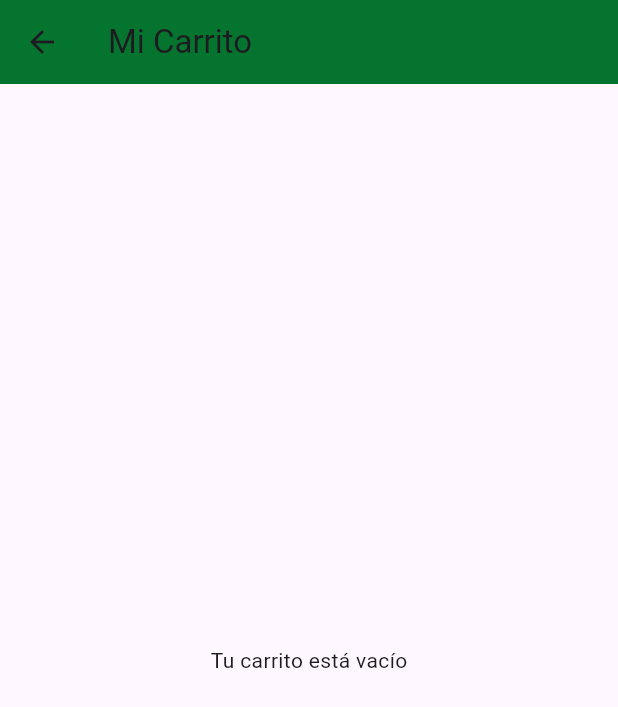
After one commit to Dora-tech/tienda-online-tiens, a Flutter app: the PantallaCarrito screen opened directly, on a phone screen of 412 x 824 dp. The commit adds this screen. Shown: the top 707 px of the screen. Run offline on Flutter 3.47's test engine with Material 3 defaults, Android fonts, the phone set to English and light mode, and no system bars.

```diff
--- /dev/null
+++ b/lib/PantallaCarrito.dart
@@ -0,0 +1,37 @@
+import 'package:flutter/material.dart';
+import 'package:provider/provider.dart';
+//import 'Carrito.dart';
+import 'package:tienda_online_tiens/carrito/Carrito.dart';
+
+class PantallaCarrito extends StatelessWidget {
+  @override
+  Widget build(BuildContext context) {
+    final carrito = Provider.of<Carrito>(context);
+
+    return Scaffold(
+      appBar: AppBar(
+        title: Text("Mi Carrito"),
+        backgroundColor: const Color.fromARGB(255, 5, 116, 47),
+      ),
+      body: carrito.items.isEmpty
+          ? Center(child: Text("Tu carrito está vacío"))
+          : ListView.builder(
+              itemCount: carrito.items.length,
+              itemBuilder: (context, index) {
+                final item = carrito.items.values.toList()[index];
+                return ListTile(
+                  leading: Image.asset("assets/img/${item.imagen}", width: 40),
+                  title: Text(item.nombre),
+                  subtitle: Text("S/. ${item.precio} x ${item.cantidad}"),
+                  trailing: IconButton(
+                    icon: Icon(Icons.delete, color: Colors.red),
+                    onPressed: () {
+                      carrito.removerItem(item.id);
+                    },
+                  ),
+                );
+              },
+            ),
+    );
+  }
+}
```
Also changed, not shown: lib/pantallaCarta.dart (+14 -6 lines).
